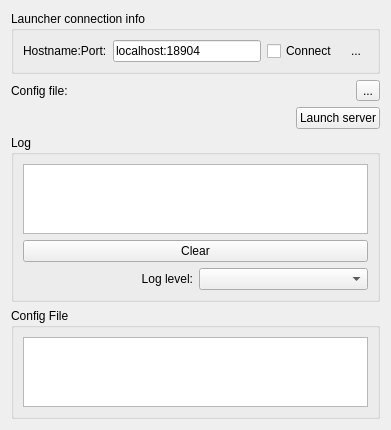
Sunderlandkyl/SlicerOpenIGTLink, file PlusRemote/Widgets/Resources/UI/qMRMLPlusLauncherRemoteWidget.ui: the form before one commit.
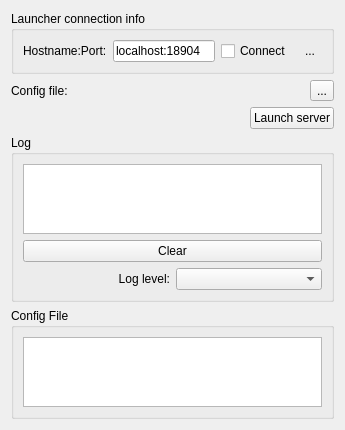
The form after the commit. Icons and pictures are not drawn. Custom widgets are drawn as their Qt base class.

Commit message: Refactor functions to private class, start adding getServerInfo

What changed in the file:
```diff
--- a/PlusRemote/Widgets/Resources/UI/qMRMLPlusLauncherRemoteWidget.ui
+++ b/PlusRemote/Widgets/Resources/UI/qMRMLPlusLauncherRemoteWidget.ui
@@ -6,8 +6,8 @@
    <rect>
     <x>0</x>
     <y>0</y>
-    <width>391</width>
-    <height>241</height>
+    <width>345</width>
+    <height>212</height>
    </rect>
   </property>
   <property name="windowTitle">
```
Left out of the diff: 48 changed lines with no effect on the pictures. The commit also changes 2 other files.
